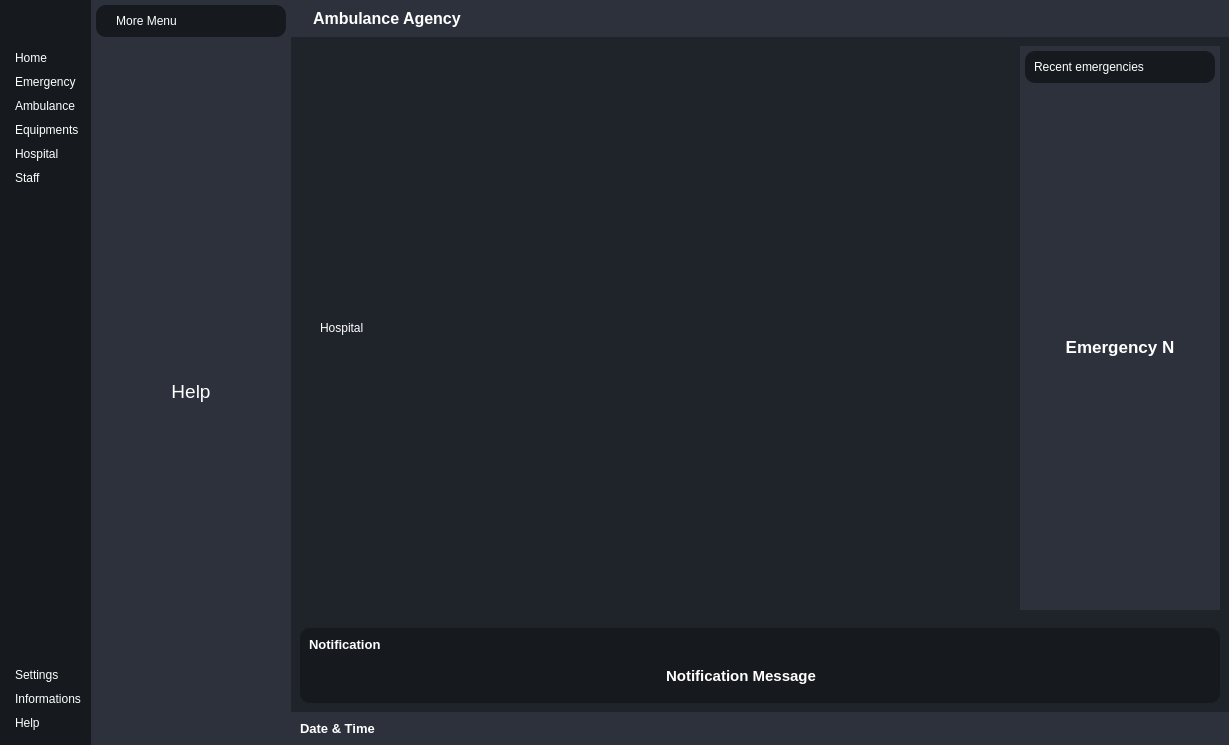
mohamedamor002/Ambulance-Agency, file mainwindow.ui: the form before one commit.
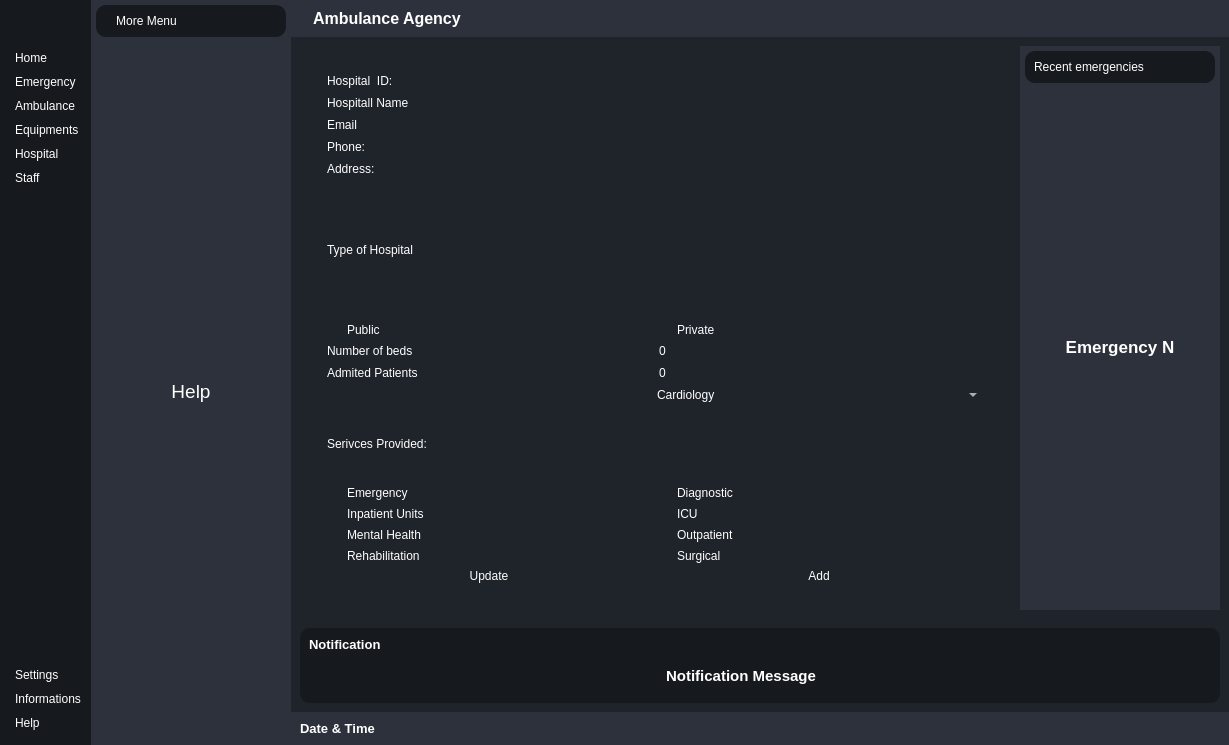
The form after the commit. The open tabs and pages were chosen to show the change. Icons and pictures are not drawn.

Commit message: Setting 50% of  Hospital Interface

```diff
--- a/mainwindow.ui
+++ b/mainwindow.ui
@@ -1647,11 +1647,309 @@
                 </layout>
                </widget>
                <widget class="QWidget" name="HospitalPage">
-                <layout class="QVBoxLayout" name="verticalLayout_22">
+                <layout class="QHBoxLayout" name="horizontalLayout_37">
                  <item>
-                  <widget class="QLineEdit" name="lineEdit">
-                   <property name="text">
-                    <string>Hospital</string>
+                  <widget class="QFrame" name="frame_15">
+                   <property name="frameShape">
+                    <enum>QFrame::StyledPanel</enum>
+                   </property>
+                   <property name="frameShadow">
+                    <enum>QFrame::Raised</enum>
+                   </property>
+                   <layout class="QVBoxLayout" name="verticalLayout_26">
+                    <item>
+                     <layout class="QHBoxLayout" name="horizontalLayout_38">
+                      <item>
+                       <widget class="QLabel" name="label_30">
+                        <property name="text">
+                         <string>Hospital  ID: </string>
+                        </property>
+                       </widget>
+                      </item>
+                      <item>
+                       <widget class="QLineEdit" name="lineEdit"/>
+                      </item>
+                     </layout>
+                    </item>
+                    <item>
+                     <layout class="QHBoxLayout" name="horizontalLayout_39">
+                      <item>
+                       <widget class="QLabel" name="label_31">
+                        <property name="text">
+                         <string>Hospitall Name</string>
+                        </property>
+                       </widget>
+                      </item>
+                      <item>
+                       <widget class="QLineEdit" name="lineEdit_4"/>
+                      </item>
+                     </layout>
+                    </item>
+                    <item>
+                     <layout class="QHBoxLayout" name="horizontalLayout_40">
+                      <item>
+                       <widget class="QLabel" name="label_32">
+                        <property name="text">
+                         <string>Email</string>
+                        </property>
+                       </widget>
+                      </item>
+                      <item>
+                       <widget class="QLineEdit" name="lineEdit_5"/>
+                      </item>
+                     </layout>
+                    </item>
+                    <item>
+                     <layout class="QHBoxLayout" name="horizontalLayout_41">
+                      <item>
+                       <widget class="QLabel" name="label_33">
+                        <property name="text">
+                         <string>Phone: </string>
+                        </property>
+                       </widget>
+                      </item>
+                      <item>
+                       <widget class="QLineEdit" name="lineEdit_6"/>
+                      </item>
+                     </layout>
+                    </item>
+                    <item>
+                     <layout class="QHBoxLayout" name="horizontalLayout_42">
+                      <item>
+                       <widget class="QLabel" name="label_34">
+                        <property name="text">
+                         <string>Address: </string>
+                        </property>
+                       </widget>
+                      </item>
+                      <item>
+                       <widget class="QLineEdit" name="lineEdit_7"/>
+                      </item>
+                     </layout>
+                    </item>
+                    <item>
+                     <layout class="QVBoxLayout" name="verticalLayout_22">
+                      <item>
+                       <widget class="QLabel" name="label_35">
+                        <property name="text">
+                         <string>Type of Hospital</string>
+                        </property>
+                       </widget>
+                      </item>
+                      <item>
+                       <layout class="QHBoxLayout" name="horizontalLayout_43">
+                        <item>
+                         <widget class="QRadioButton" name="radioButton">
+                          <property name="text">
+                           <string>Public</string>
+                          </property>
+                         </widget>
+                        </item>
+                        <item>
+                         <widget class="QRadioButton" name="radioButton_2">
+                          <property name="text">
+                           <string>Private</string>
+                          </property>
+                         </widget>
+                        </item>
+                       </layout>
+                      </item>
+                     </layout>
+                    </item>
+                    <item>
+                     <layout class="QHBoxLayout" name="horizontalLayout_44">
+                      <item>
+                       <widget class="QLabel" name="label_36">
+                        <property name="text">
+                         <string>Number of beds</string>
+                        </property>
+                       </widget>
+                      </item>
+                      <item>
+                       <widget class="QSpinBox" name="spinBox"/>
+                      </item>
+                     </layout>
+                    </item>
+                    <item>
+                     <layout class="QHBoxLayout" name="horizontalLayout_45">
+                      <item>
+                       <widget class="QLabel" name="label_37">
+                        <property name="text">
+                         <string>Admited Patients</string>
+                        </property>
+                       </widget>
+                      </item>
+                      <item>
+                       <widget class="QSpinBox" name="spinBox_2"/>
+                      </item>
+                     </layout>
+                    </item>
+                    <item>
+                     <layout class="QHBoxLayout" name="horizontalLayout_46">
+                      <item>
+                       <widget class="QLabel" name="label_38">
+                        <property name="text">
+                         <string/>
+                        </property>
+                       </widget>
+                      </item>
+                      <item>
+                       <widget class="QComboBox" name="comboBox_2">
+                        <item>
+                         <property name="text">
+                          <string>Cardiology</string>
+                         </property>
+                        </item>
+                        <item>
+                         <property name="text">
+                          <string>Oncology</string>
+                         </property>
+                        </item>
+                        <item>
+                         <property name="text">
+                          <string>Neurology</string>
+                         </property>
+                        </item>
+                        <item>
+                         <property name="text">
+                          <string>Pediatrics</string>
+                         </property>
+                        </item>
+                        <item>
+                         <property name="text">
+                          <string>Obstetrics and Gynecology</string>
+                         </property>
+                        </item>
+                        <item>
+                         <property name="text">
+                          <string>Orthopedics</string>
+                         </property>
+                        </item>
+                        <item>
+                         <property name="text">
+                          <string>Rehabilitation</string>
+                         </property>
+                        </item>
+                        <item>
+                         <property name="text">
+                          <string>Psychiatry</string>
+                         </property>
+                        </item>
+                       </widget>
+                      </item>
+                     </layout>
+                    </item>
+                    <item>
+                     <layout class="QVBoxLayout" name="verticalLayout_25">
+                      <item>
+                       <widget class="QLabel" name="label_39">
+                        <property name="text">
+                         <string>Serivces Provided: </string>
+                        </property>
+                       </widget>
+                      </item>
+                      <item>
+                       <layout class="QHBoxLayout" name="horizontalLayout_47">
+                        <item>
+                         <widget class="QCheckBox" name="checkBox_2">
+                          <property name="text">
+                           <string>Emergency</string>
+                          </property>
+                         </widget>
+                        </item>
+                        <item>
+                         <widget class="QCheckBox" name="checkBox">
+                          <property name="text">
+                           <string>Diagnostic</string>
+                          </property>
+                         </widget>
+                        </item>
+                       </layout>
+                      </item>
+                      <item>
+                       <layout class="QHBoxLayout" name="horizontalLayout_48">
+                        <item>
+                         <widget class="QCheckBox" name="checkBox_4">
+                          <property name="text">
+                           <string>Inpatient Units</string>
+                          </property>
+                         </widget>
+                        </item>
+                        <item>
+                         <widget class="QCheckBox" name="checkBox_3">
+                          <property name="text">
+                           <string>ICU</string>
+                          </property>
+                         </widget>
+                        </item>
+                       </layout>
+                      </item>
+                      <item>
+                       <layout class="QHBoxLayout" name="horizontalLayout_49">
+                        <item>
+                         <widget class="QCheckBox" name="checkBox_6">
+                          <property name="text">
+                           <string>Mental Health</string>
+                          </property>
+                         </widget>
+                        </item>
+                        <item>
+                         <widget class="QCheckBox" name="checkBox_5">
+                          <property name="text">
+                           <string>Outpatient</string>
+                          </property>
+                         </widget>
+                        </item>
+                       </layout>
+                      </item>
+                      <item>
+                       <layout class="QHBoxLayout" name="horizontalLayout_50">
+                        <item>
+                         <widget class="QCheckBox" name="checkBox_8">
+                          <property name="text">
+                           <string>Rehabilitation</string>
+                          </property>
+                         </widget>
+                        </item>
+                        <item>
+                         <widget class="QCheckBox" name="checkBox_7">
+                          <property name="text">
+                           <string>Surgical</string>
+                          </property>
+                         </widget>
+                        </item>
+                       </layout>
+                      </item>
+                     </layout>
+                    </item>
+                    <item>
+                     <layout class="QHBoxLayout" name="horizontalLayout_51">
+                      <item>
+                       <widget class="QPushButton" name="pushButton_4">
+                        <property name="text">
+                         <string>Update</string>
+                        </property>
+                       </widget>
+                      </item>
+                      <item>
+                       <widget class="QPushButton" name="pushButton_3">
+                        <property name="text">
+                         <string>Add</string>
+                        </property>
+                       </widget>
+                      </item>
+                     </layout>
+                    </item>
+                   </layout>
+                  </widget>
+                 </item>
+                 <item>
+                  <widget class="QFrame" name="frame_16">
+                   <property name="frameShape">
+                    <enum>QFrame::StyledPanel</enum>
+                   </property>
+                   <property name="frameShadow">
+                    <enum>QFrame::Raised</enum>
                    </property>
                   </widget>
                  </item>
```
Left out of the diff: 2 changed lines with no effect on the pictures.
